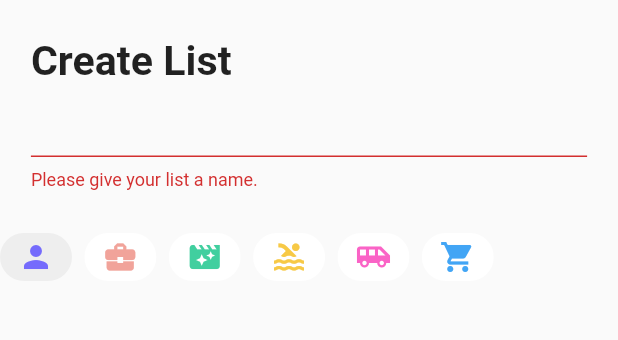
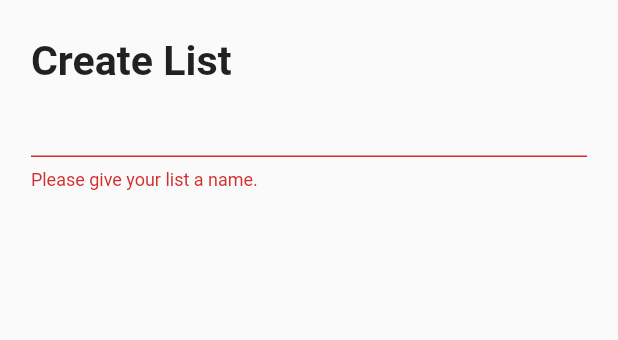
Before and after one commit to TiaanvdRiel/get_it_done_x, a Flutter app: the AddList screen opened directly, after a tap on "Done", on a phone screen of 412 x 824 dp, the part 72-412 px from its top. Run offline on Flutter 3.47's test engine with Material 2 defaults, Android fonts, the phone set to English and light mode, and no system bars; our stand-ins replace dotted_border, equatable, flutter_easyloading, get, get_storage, step_progress_indicator; accounts and stored records are empty.

Commit message:
Code cleanup

```diff
--- /dev/null
+++ b/lib/app/core/constants/colors.dart
@@ -0,0 +1,4 @@
+import 'package:flutter/material.dart';
+
+const grey = Color.fromRGBO(229, 229, 234, 1);
+const yellow = Color.fromRGBO(247, 201, 70, 1);
--- a/lib/app/data/modules/task.dart
+++ b/lib/app/data/modules/task.dart
@@ -1,30 +1,29 @@
 import 'package:equatable/equatable.dart';
 
 //TODO: Rename this to ListItem, list_item
-//also remove icon and color... okay maybe no just to "list" and then todos can be list items
 class Task extends Equatable {
   final String title;
-  final int icon;
-  final String color;
+  // final int icon;
+  // final String color;
   final List<dynamic>? todos;
 
   const Task({
     required this.title,
-    required this.icon,
-    required this.color,
+    // required this.icon,
+    // required this.color,
     this.todos, //Nullable for empty lists
   });
 
   Task copyWith({
-    String? color,
+    // String? color,
     String? title,
-    int? icon,
+    // int? icon,
     List<dynamic>? todos,
   }) {
     return Task(
       title: title ?? this.title,
-      color: color ?? this.color,
-      icon: icon ?? this.icon,
+      // color: color ?? this.color,
+      // icon: icon ?? this.icon,
       todos: todos ?? this.todos,
     );
   }
@@ -32,19 +31,19 @@ class Task extends Equatable {
   factory Task.fromJson(Map<String, dynamic> json) {
     return Task(
       title: json['title'],
-      icon: json['icon'],
-      color: json['color'],
+      // icon: json['icon'],
+      // color: json['color'],
       todos: json['todos'],
     );
   }
 
   Map<String, dynamic> toJson() => {
     'title': title,
-    'icon': icon,
-    'color': color,
+    // 'icon': icon,
+    // 'color': color,
     'todos': todos,
   };
 
   @override
-  List<Object?> get props => [title, icon, color];
+  List<Object?> get props => [title];
 }
--- a/lib/app/modules/home/view.dart
+++ b/lib/app/modules/home/view.dart
@@ -4,7 +4,7 @@ import 'package:get/get.dart';
 import 'package:get_it_done_x/app/core/utils/extensions.dart';
 import 'package:get_it_done_x/app/modules/home/widgets/add_list_modal.dart';
 import 'package:get_it_done_x/app/modules/home/widgets/list_card.dart';
-import '../../core/values/colors.dart';
+import '../../core/constants/colors.dart';
 import 'controller.dart';
 
 class HomePage extends GetView<HomeController> {
@@ -76,8 +76,6 @@ class HomePage extends GetView<HomeController> {
             ),
           );
           controller.editController.clear();
-          //TODO: remove this
-          controller.iconChipIndex.value = 0;
         },
         backgroundColor: yellow,
         child: const Icon(
--- a/lib/app/modules/home/widgets/add_list_modal.dart
+++ b/lib/app/modules/home/widgets/add_list_modal.dart
@@ -4,22 +4,18 @@ import 'package:flutter/material.dart';
 import 'package:flutter_easyloading/flutter_easyloading.dart';
 import 'package:get/get.dart';
 import 'package:get_it_done_x/app/core/utils/extensions.dart';
-import '../../../core/values/colors.dart';
+import '../../../core/constants/colors.dart';
 import '../../../data/modules/task.dart';
-import '../../../widgets/icons.dart';
 import '../controller.dart';
 
 
 class AddList extends StatelessWidget {
   AddList({super.key});
-
   final homeController = Get.find<HomeController>(); //Define homeController
 
   @override
   Widget build(BuildContext context) {
-    final icons = getIcons();
     return Scaffold(
-      //key: homeController.formKey,
       body: Form(
         key: homeController.formKey,
         child: ListView(
@@ -38,13 +34,8 @@ class AddList extends StatelessWidget {
                   TextButton(
                     onPressed: () {
                       if (homeController.formKey.currentState!.validate()) {
-                        int icon = icons[homeController.iconChipIndex.value].icon!.codePoint;
-                        String color = icons[homeController.iconChipIndex.value].color!.toHex();
-                        //TODO: Need to remove icon and color here
                         var task = Task(
                           title: homeController.editController.text,
-                          icon: icon,
-                          color: color,
                         );
                         Get.back();
                         //TODO: Remove this easyLoading stuff and just use a toast
@@ -91,30 +82,6 @@ class AddList extends StatelessWidget {
                 },
               ),
             ),
-            //TODO: remove all this icon nonsense
-            Padding(
-              padding: EdgeInsets.symmetric(vertical: 5.0.wp),
-              child: Wrap(
-                spacing: 2.0.wp,
-                children: icons
-                    .map(
-                      (elem) => Obx(() {
-                        final index = icons.indexOf(elem);
-                        return ChoiceChip(
-                          backgroundColor: Colors.white,
-                          selectedColor: Colors.grey.shade200,
-                          pressElevation: 0,
-                          label: elem,
-                          selected: homeController.iconChipIndex.value == index,
-                          onSelected: (bool selected) {
-                            homeController.iconChipIndex.value = selected ? index : 0;
-                          },
-                        );
-                      }),
-                    )
-                    .toList(),
-              ),
-            ),
           ],
         ),
       ),
--- a/lib/app/modules/home/widgets/list_card.dart
+++ b/lib/app/modules/home/widgets/list_card.dart
@@ -1,6 +1,6 @@
 import 'package:flutter/material.dart';
 import 'package:get/get.dart';
-import 'package:get_it_done_x/app/core/values/colors.dart';
+import 'package:get_it_done_x/app/core/constants/colors.dart';
 import 'package:step_progress_indicator/step_progress_indicator.dart';
 import '../../../core/utils/extensions.dart';
 import '../../../data/modules/task.dart';
@@ -9,7 +9,6 @@ import '../controller.dart';
 
 class ListCard extends StatelessWidget {
   ListCard({super.key, required this.task});
-
   final Task task;
   final homeController = Get.find<HomeController>();
 
--- a/lib/app/modules/list_details/widgets/completed_list.dart
+++ b/lib/app/modules/list_details/widgets/completed_list.dart
@@ -2,7 +2,7 @@ import 'package:flutter/cupertino.dart';
 import 'package:flutter/material.dart';
 import 'package:get/get.dart';
 import 'package:get_it_done_x/app/core/utils/extensions.dart';
-import '../../../core/values/colors.dart';
+import '../../../core/constants/colors.dart';
 import '../../home/controller.dart';
 
 class CompletedList extends StatelessWidget {
--- a/lib/app/widgets/icons.dart
+++ b/lib/app/widgets/icons.dart
@@ -1,33 +1,33 @@
-import 'package:flutter/material.dart';
-import '../core/values/colors.dart';
-import '../core/values/icons.dart';
-
-//TODO: get rid of this pls
-List<Icon> getIcons() {
-  return const [
-    Icon(
-      IconData(personIcon, fontFamily: 'MaterialIcons'),
-      color: purple,
-    ),
-    Icon(
-      IconData(workIcon, fontFamily: 'MaterialIcons'),
-      color: pink,
-    ),
-    Icon(
-      IconData(movieIcon, fontFamily: 'MaterialIcons'),
-      color: green,
-    ),
-    Icon(
-      IconData(sportIcon, fontFamily: 'MaterialIcons'),
-      color: yellow,
-    ),
-    Icon(
-      IconData(travelIcon, fontFamily: 'MaterialIcons'),
-      color: deepPink,
-    ),
-    Icon(
-      IconData(shopIcon, fontFamily: 'MaterialIcons'),
-      color: lightBlue,
-    ),
-  ];
-}
+// import 'package:flutter/material.dart';
+// import '../core/values/colors.dart';
+// import '../core/values/icons.dart';
+//
+// //TODO: get rid of this pls
+// List<Icon> getIcons() {
+//   return const [
+//     Icon(
+//       IconData(personIcon, fontFamily: 'MaterialIcons'),
+//       color: yellow,
+//     ),
+//     Icon(
+//       IconData(workIcon, fontFamily: 'MaterialIcons'),
+//       color: yellow,
+//     ),
+//     Icon(
+//       IconData(movieIcon, fontFamily: 'MaterialIcons'),
+//       color: yellow,
+//     ),
+//     Icon(
+//       IconData(sportIcon, fontFamily: 'MaterialIcons'),
+//       color: yellow,
+//     ),
+//     Icon(
+//       IconData(travelIcon, fontFamily: 'MaterialIcons'),
+//       color: yellow,
+//     ),
+//     Icon(
+//       IconData(shopIcon, fontFamily: 'MaterialIcons'),
+//       color: yellow,
+//     ),
+//   ];
+// }
```
Also changed, not shown: lib/app/core/utils/extensions.dart (+0 -16 lines), lib/app/core/values/colors.dart (deleted, +0 -11 lines), lib/app/core/values/icons.dart (deleted, +0 -7 lines), lib/app/modules/home/controller.dart (+0 -15 lines), lib/app/modules/list_details/view.dart (+6 -6 lines), 3 other files.
